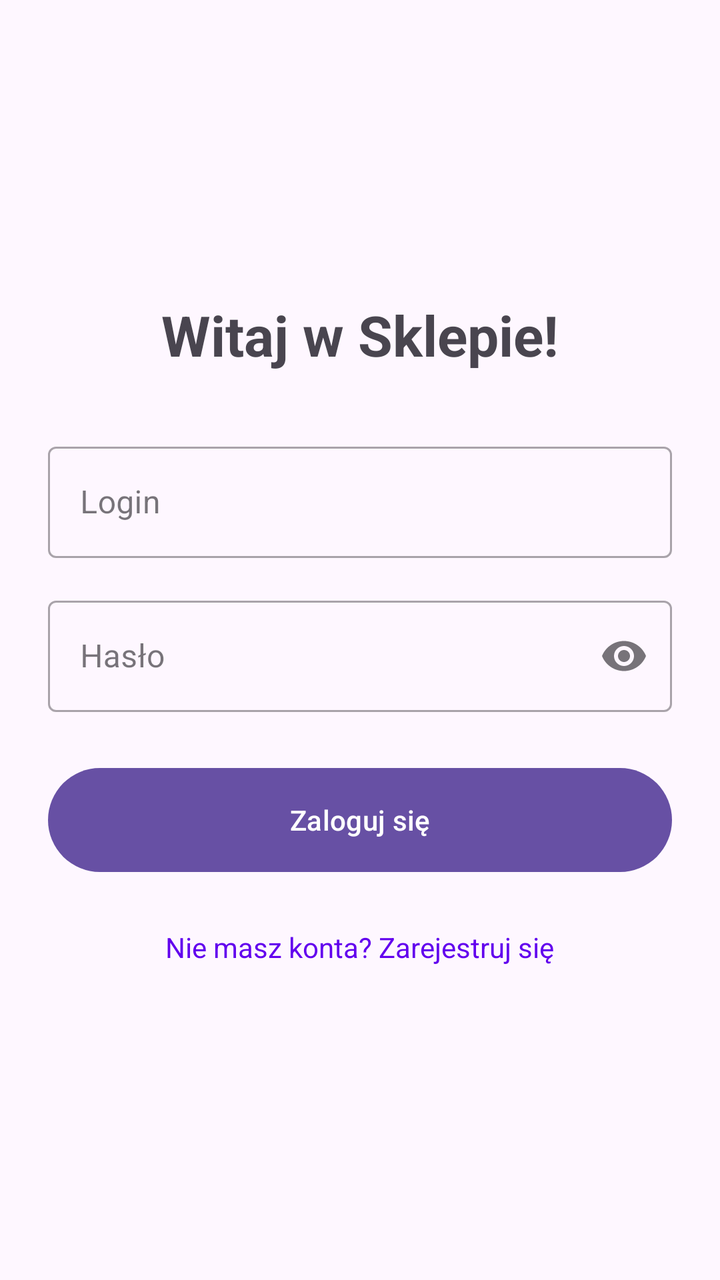
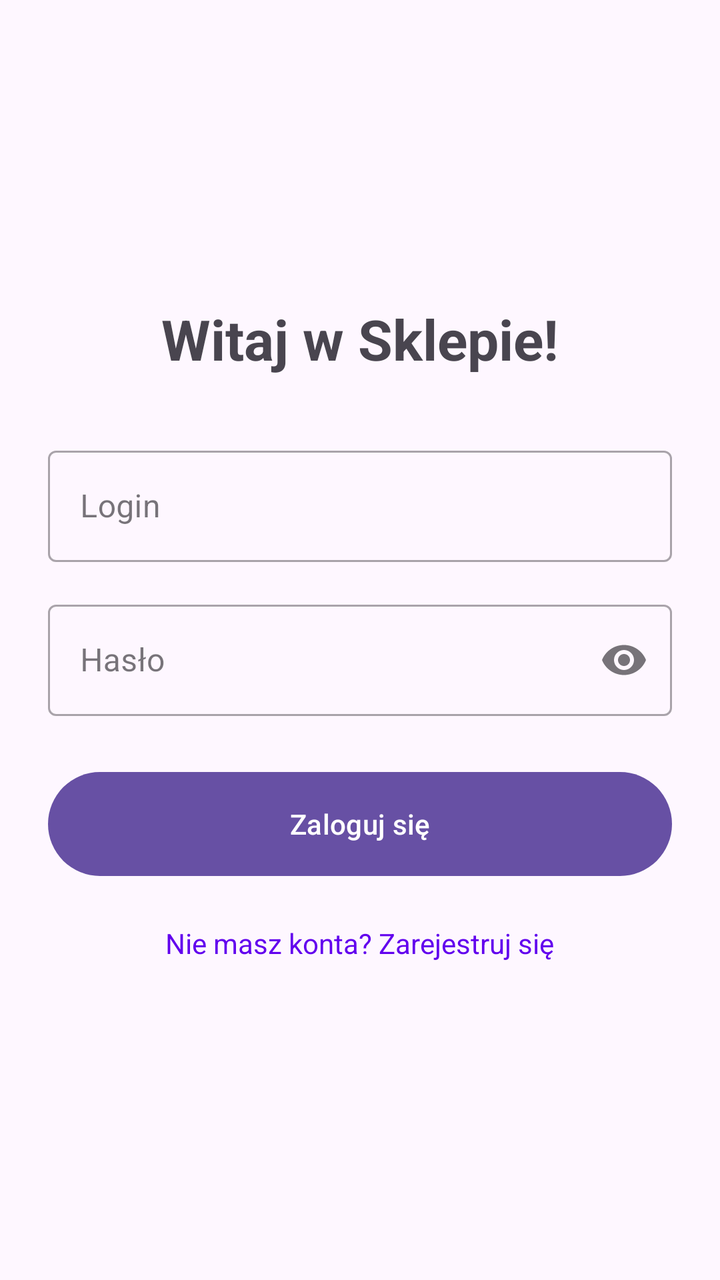

Two renders of the same Android screen: before a commit and after it. Below are the layout's source before the change and the commit's diff.
<!-- AndroidManifest.xml: application theme Theme.Sklep -->
<!-- res/layout/activity_login.xml -->
<?xml version="1.0" encoding="utf-8"?>
<LinearLayout xmlns:android="http://schemas.android.com/apk/res/android"
    xmlns:app="http://schemas.android.com/apk/res-auto"
    android:layout_width="match_parent"
    android:layout_height="match_parent"
    android:orientation="vertical"
    android:padding="24dp"
    android:gravity="center">

    <TextView
        android:layout_width="wrap_content"
        android:layout_height="wrap_content"
        android:text="Witaj w Sklepie!"
        android:textSize="28sp"
        android:textStyle="bold"
        android:layout_marginBottom="32dp"/>

    <com.google.android.material.textfield.TextInputLayout
        android:id="@+id/tilLogin"
        style="@style/Widget.MaterialComponents.TextInputLayout.OutlinedBox"
        android:layout_width="match_parent"
        android:layout_height="wrap_content"
        android:hint="Login"
        android:layout_marginBottom="16dp">

        <com.google.android.material.textfield.TextInputEditText
            android:id="@+id/etLogin"
            android:layout_width="match_parent"
            android:layout_height="wrap_content"
            android:inputType="text"/>
    </com.google.android.material.textfield.TextInputLayout>

    <com.google.android.material.textfield.TextInputLayout
        android:id="@+id/tilPassword"
        style="@style/Widget.MaterialComponents.TextInputLayout.OutlinedBox"
        android:layout_width="match_parent"
        android:layout_height="wrap_content"
        android:hint="Hasło"
        app:endIconMode="password_toggle"
        android:layout_marginBottom="24dp">

        <com.google.android.material.textfield.TextInputEditText
            android:id="@+id/etPassword"
            android:layout_width="match_parent"
            android:layout_height="wrap_content"
            android:inputType="textPassword"/>
    </com.google.android.material.textfield.TextInputLayout>

    <Button
        android:id="@+id/btnLogin"
        android:layout_width="match_parent"
        android:layout_height="60dp"
        android:text="Zaloguj się"
        android:layout_marginBottom="16dp"/>

    <TextView
        android:id="@+id/tvGoToRegister"
        android:layout_width="wrap_content"
        android:layout_height="wrap_content"
        android:text="Nie masz konta? Zarejestruj się"
        android:textColor="@color/design_default_color_primary"
        android:padding="8dp"/>

</LinearLayout>
<!-- resources referenced by this layout -->
<resources>
  <style name="Theme.Sklep" parent="Base.Theme.Sklep" />
  <style name="Base.Theme.Sklep" parent="Theme.Material3.DayNight.NoActionBar">
          
          
      </style>
</resources>

<!-- the commit's change to res/layout/activity_login.xml (unified diff, before → after) -->
@@ -3,31 +3,31 @@
     xmlns:app="http://schemas.android.com/apk/res-auto"
     android:layout_width="match_parent"
     android:layout_height="match_parent"
+    android:gravity="center"
     android:orientation="vertical"
-    android:padding="24dp"
-    android:gravity="center">
+    android:padding="24dp">
 
     <TextView
         android:layout_width="wrap_content"
         android:layout_height="wrap_content"
+        android:layout_marginBottom="32dp"
         android:text="Witaj w Sklepie!"
         android:textSize="28sp"
-        android:textStyle="bold"
-        android:layout_marginBottom="32dp"/>
+        android:textStyle="bold" />
 
     <com.google.android.material.textfield.TextInputLayout
         android:id="@+id/tilLogin"
         style="@style/Widget.MaterialComponents.TextInputLayout.OutlinedBox"
         android:layout_width="match_parent"
         android:layout_height="wrap_content"
-        android:hint="Login"
-        android:layout_marginBottom="16dp">
+        android:layout_marginBottom="16dp"
+        android:hint="Login">
 
         <com.google.android.material.textfield.TextInputEditText
             android:id="@+id/etLogin"
             android:layout_width="match_parent"
             android:layout_height="wrap_content"
-            android:inputType="text"/>
+            android:inputType="text" />
     </com.google.android.material.textfield.TextInputLayout>
 
     <com.google.android.material.textfield.TextInputLayout
@@ -35,30 +35,37 @@
         style="@style/Widget.MaterialComponents.TextInputLayout.OutlinedBox"
         android:layout_width="match_parent"
         android:layout_height="wrap_content"
+        android:layout_marginBottom="24dp"
         android:hint="Hasło"
-        app:endIconMode="password_toggle"
-        android:layout_marginBottom="24dp">
+        app:endIconMode="password_toggle">
 
         <com.google.android.material.textfield.TextInputEditText
             android:id="@+id/etPassword"
             android:layout_width="match_parent"
             android:layout_height="wrap_content"
-            android:inputType="textPassword"/>
+            android:inputType="textPassword" />
     </com.google.android.material.textfield.TextInputLayout>
 
     <Button
         android:id="@+id/btnLogin"
         android:layout_width="match_parent"
         android:layout_height="60dp"
-        android:text="Zaloguj się"
-        android:layout_marginBottom="16dp"/>
+        android:layout_marginBottom="12dp"
+        android:text="Zaloguj się" />
+
+    <ProgressBar
+        android:id="@+id/progressLogin"
+        android:layout_width="40dp"
+        android:layout_height="40dp"
+        android:layout_marginBottom="12dp"
+        android:visibility="gone" />
 
     <TextView
         android:id="@+id/tvGoToRegister"
         android:layout_width="wrap_content"
         android:layout_height="wrap_content"
+        android:padding="8dp"
         android:text="Nie masz konta? Zarejestruj się"
-        android:textColor="@color/design_default_color_primary"
-        android:padding="8dp"/>
+        android:textColor="@color/design_default_color_primary" />
 
 </LinearLayout>
